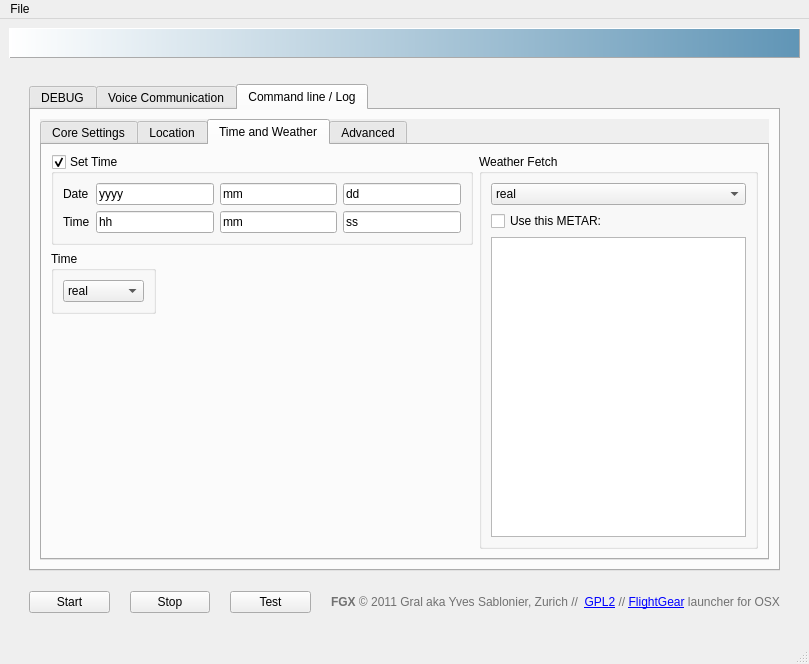
Qt form src/fgx.ui (fgx/fgx) before a commit.
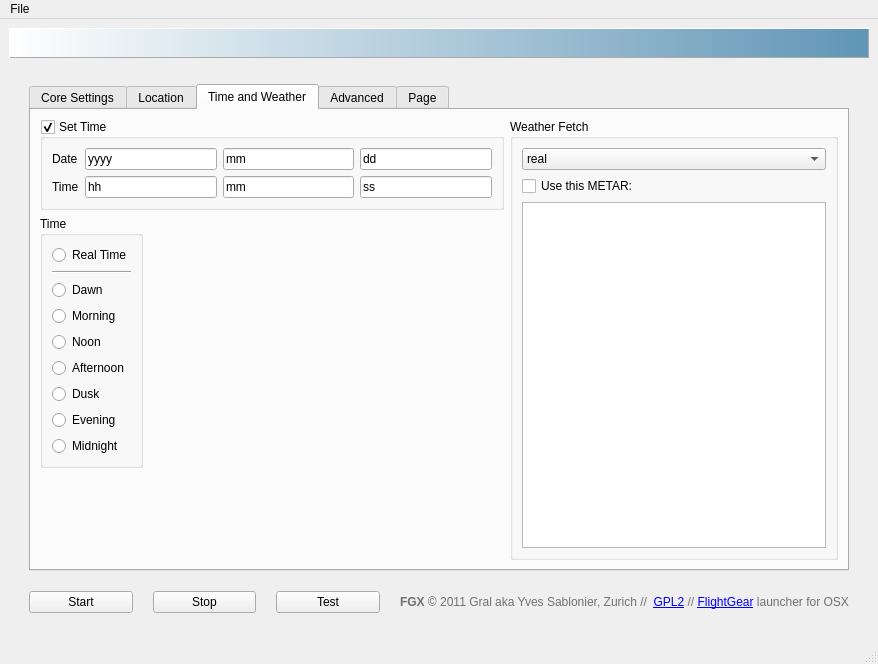
The same form after that commit. The open tabs and pages were chosen to show the change. Icons and pictures are not drawn.

Commit message: TimeOf Day

```diff
--- a/src/fgx.ui
+++ b/src/fgx.ui
@@ -6,7 +6,7 @@
    <rect>
     <x>0</x>
     <y>0</y>
-    <width>809</width>
+    <width>878</width>
     <height>664</height>
    </rect>
   </property>
@@ -53,35 +53,6 @@
        <number>20</number>
       </property>
       <item>
-       <widget class="QTabWidget" name="tabWidget">
-        <property name="styleSheet">
-         <string notr="true"/>
-        </property>
-        <property name="currentIndex">
-         <number>2</number>
-        </property>
-        <widget class="QWidget" name="bottomtab">
-         <attribute name="title">
-          <string>DEBUG</string>
-         </attribute>
-         <layout class="QGridLayout" name="gridLayout_2">
-          <item row="1" column="1">
-           <widget class="QPlainTextEdit" name="lineEditDebug"/>
-          </item>
-         </layout>
-        </widget>
-        <widget class="QWidget" name="tab_6">
-         <attribute name="title">
-          <string>Voice Communication</string>
-         </attribute>
-         <layout class="QGridLayout" name="gridLayout_3"/>
-        </widget>
-        <widget class="QWidget" name="tab_7">
-         <attribute name="title">
-          <string>Command line / Log</string>
-         </attribute>
-         <layout class="QHBoxLayout" name="horizontalLayout_2">
-          <item>
            <widget class="QTabWidget" name="tabs">
             <property name="autoFillBackground">
              <bool>true</bool>
@@ -588,47 +559,66 @@
                 </property>
                 <layout class="QVBoxLayout" name="verticalLayout_2">
                  <item>
-                  <widget class="QComboBox" name="timeoftheDay">
-                   <item>
+              <widget class="QRadioButton" name="radioButtonTimeRealTime">
                     <property name="text">
-                     <string>real</string>
-                    </property>
+                <string>Real Time</string>
+               </property>
+              </widget>
                    </item>
                    <item>
-                    <property name="text">
-                     <string>dawn</string>
-                    </property>
+              <widget class="Line" name="line">
+               <property name="orientation">
+                <enum>Qt::Horizontal</enum>
+               </property>
+              </widget>
                    </item>
                    <item>
+              <widget class="QRadioButton" name="radioButtonTimeDawn">
                     <property name="text">
-                     <string>morning</string>
-                    </property>
+                <string>Dawn</string>
+               </property>
+              </widget>
                    </item>
                    <item>
+              <widget class="QRadioButton" name="radioButtonTimeMorning">
                     <property name="text">
-                     <string>noon</string>
-                    </property>
+                <string>Morning</string>
+               </property>
+              </widget>
                    </item>
                    <item>
+              <widget class="QRadioButton" name="radioButtonTimeNoon">
                     <property name="text">
-                     <string>afternoon</string>
-                    </property>
+                <string>Noon</string>
+               </property>
+              </widget>
                    </item>
                    <item>
+              <widget class="QRadioButton" name="radioButtonTimeAfterNoon">
                     <property name="text">
-                     <string>dusk</string>
-                    </property>
+                <string>Afternoon</string>
+               </property>
+              </widget>
                    </item>
                    <item>
+              <widget class="QRadioButton" name="radioButtonTimeDusk">
                     <property name="text">
-                     <string>evening</string>
-                    </property>
+                <string>Dusk</string>
+               </property>
+              </widget>
                    </item>
                    <item>
+              <widget class="QRadioButton" name="radioButtonTimeEvening">
                     <property name="text">
-                     <string>midnight</string>
-                    </property>
-                   </item>
+                <string>Evening</string>
+               </property>
+              </widget>
+             </item>
+             <item>
+              <widget class="QRadioButton" name="radioButtonTimeMidnight">
+               <property name="text">
+                <string>Midnight</string>
+               </property>
                   </widget>
                  </item>
                 </layout>
@@ -738,7 +728,13 @@
               </item>
              </layout>
             </widget>
-           </widget>
+        <widget class="QWidget" name="tab">
+         <attribute name="title">
+          <string>Page</string>
+         </attribute>
+         <layout class="QVBoxLayout" name="verticalLayout_4">
+          <item>
+           <widget class="QPlainTextEdit" name="txtStartupCommand"/>
           </item>
          </layout>
         </widget>
@@ -807,7 +803,7 @@
     <rect>
      <x>0</x>
      <y>0</y>
-     <width>809</width>
+     <width>878</width>
      <height>21</height>
     </rect>
    </property>
```
Left out of the diff: 2 changed lines with no effect on the pictures. Lines whose indentation alone changed are shown as unchanged. The commit also changes 2 other files.
